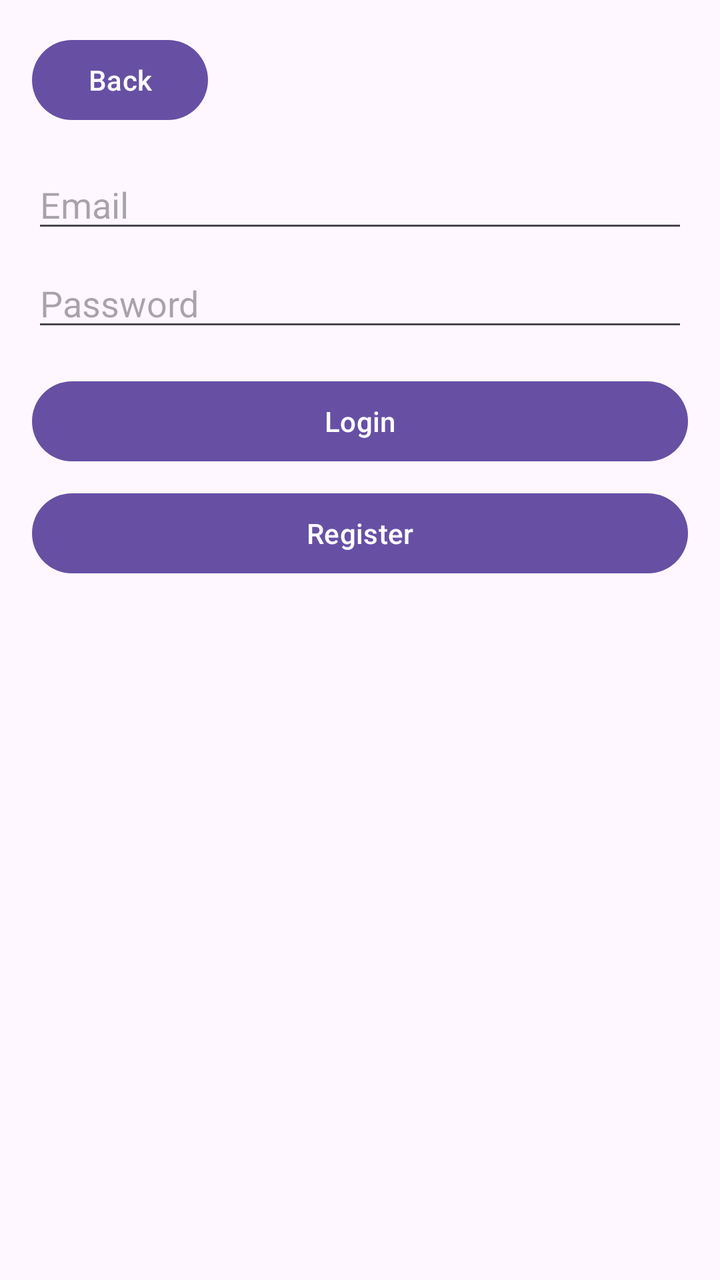
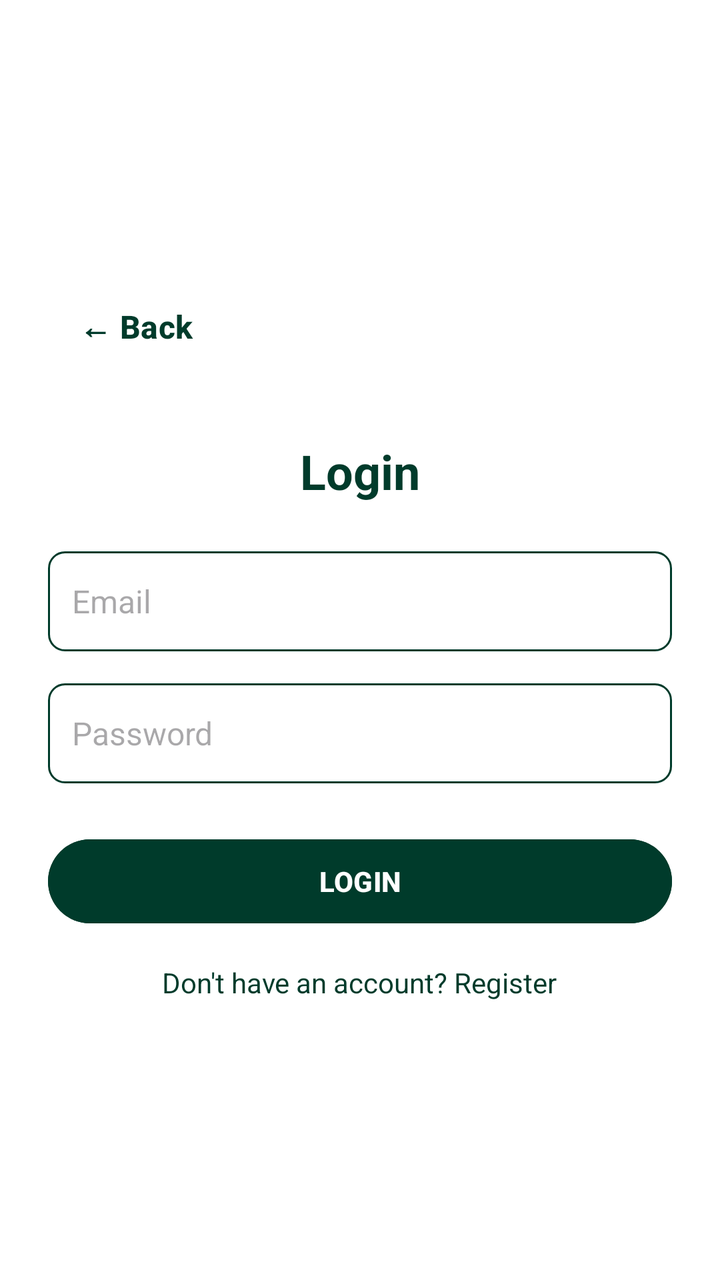

An Android layout rendered at two revisions. The XML below is the earlier revision; the diff shows what the commit changed to produce the second picture.
<!-- AndroidManifest.xml: application theme Theme.FurnitureStore -->
<!-- res/layout/activity_login.xml -->
<?xml version="1.0" encoding="utf-8"?>
<LinearLayout xmlns:android="http://schemas.android.com/apk/res/android"
    android:layout_width="match_parent"
    android:layout_height="match_parent"
    android:padding="16dp"
    android:orientation="vertical">

    
    <Button
        android:id="@+id/buttonGoBack"
        android:layout_width="wrap_content"
        android:layout_height="wrap_content"
        android:text="Back" />

    <EditText
        android:id="@+id/editTextEmail"
        android:layout_width="match_parent"
        android:layout_height="wrap_content"
        android:hint="Email"
        android:inputType="textEmailAddress"
        android:layout_marginTop="16dp" />

    <EditText
        android:id="@+id/editTextPassword"
        android:layout_width="match_parent"
        android:layout_height="wrap_content"
        android:hint="Password"
        android:inputType="textPassword"
        android:layout_marginTop="8dp" />

    <Button
        android:id="@+id/buttonLogin"
        android:layout_width="match_parent"
        android:layout_height="wrap_content"
        android:text="Login"
        android:layout_marginTop="16dp" />

    <Button
        android:id="@+id/buttonGoToRegister"
        android:layout_width="match_parent"
        android:layout_height="wrap_content"
        android:text="Register"
        android:layout_marginTop="8dp" />
</LinearLayout>
<!-- resources referenced by this layout -->
<resources>
  <style name="Theme.FurnitureStore" parent="Base.Theme.FurnitureStore" />
  <style name="Base.Theme.FurnitureStore" parent="Theme.Material3.DayNight.NoActionBar">
          
          
      </style>
</resources>

<!-- the commit's change to res/layout/activity_login.xml (unified diff, before → after) -->
@@ -1,44 +1,88 @@
 <?xml version="1.0" encoding="utf-8"?>
-<LinearLayout xmlns:android="http://schemas.android.com/apk/res/android"
+<ScrollView xmlns:android="http://schemas.android.com/apk/res/android"
     android:layout_width="match_parent"
     android:layout_height="match_parent"
-    android:padding="16dp"
-    android:orientation="vertical">
+    android:background="@color/white"
+    android:fillViewport="true">
+
+    <LinearLayout
+        android:layout_width="match_parent"
+        android:layout_height="match_parent"
+    android:orientation="vertical"
+    android:padding="24dp"
+    android:gravity="center">                   
 
     
     <Button
         android:id="@+id/buttonGoBack"
         android:layout_width="wrap_content"
         android:layout_height="wrap_content"
-        android:text="Back" />
+        android:text="← Back"
+        android:background="@android:color/transparent"
+        android:textColor="#003B2B"
+        android:textSize="16sp"
+        android:layout_gravity="start"
+        android:padding="8dp"
+        android:textStyle="bold" />
 
+    
+    <TextView
+        android:id="@+id/textViewHeader"
+        android:layout_width="wrap_content"
+        android:layout_height="wrap_content"
+        android:text="Login"
+        android:textSize="24sp"
+        android:textStyle="bold"
+        android:textColor="#003B2B"
+        android:layout_marginTop="32dp"
+        android:layout_marginBottom="24dp" />
+
+    
     <EditText
         android:id="@+id/editTextEmail"
         android:layout_width="match_parent"
-        android:layout_height="wrap_content"
+        android:layout_height="50dp"
+        android:background="@drawable/edit_text_background"
         android:hint="Email"
         android:inputType="textEmailAddress"
-        android:layout_marginTop="16dp" />
+        android:padding="12dp"
+        android:textSize="16sp" />
 
+    
     <EditText
         android:id="@+id/editTextPassword"
         android:layout_width="match_parent"
-        android:layout_height="wrap_content"
+        android:layout_height="50dp"
+        android:background="@drawable/edit_text_background"
         android:hint="Password"
         android:inputType="textPassword"
-        android:layout_marginTop="8dp" />
+        android:padding="12dp"
+        android:textSize="16sp"
+        android:layout_marginTop="16dp" />
 
+    
     <Button
         android:id="@+id/buttonLogin"
         android:layout_width="match_parent"
+        android:layout_height="50dp"
+        android:text="LOGIN"
+        android:textAllCaps="true"
+        android:textColor="@android:color/white"
+        android:backgroundTint="#003B2B"
+        android:textStyle="bold"
+        android:layout_marginTop="24dp" />
+
+    
+    <TextView
+        android:id="@+id/textViewRegister"
+        android:layout_width="wrap_content"
         android:layout_height="wrap_content"
-        android:text="Login"
-        android:layout_marginTop="16dp" />
+        android:text="Don't have an account? Register"
+        android:textColor="#003B2B"
+        android:textSize="14sp"
+        android:layout_marginTop="16dp"
+        android:clickable="true"
+        android:focusable="true" />
 
-    <Button
-        android:id="@+id/buttonGoToRegister"
-        android:layout_width="match_parent"
-        android:layout_height="wrap_content"
-        android:text="Register"
-        android:layout_marginTop="8dp" />
 </LinearLayout>
+    </ScrollView>
<!-- resource entries referenced after the edit -->
@@ -1,5 +1,25 @@
 <!-- resources referenced by this layout -->
 <resources>
+  <color name="white">#FFFFFFFF</color>
+  <!-- drawable edit_text_background (drawable) -->
+  <?xml version="1.0" encoding="utf-8"?>
+  <shape xmlns:android="http://schemas.android.com/apk/res/android"
+      android:shape="rectangle">
+  
+      <solid android:color="#FFFFFF" /> 
+  
+      <stroke
+          android:width="1dp"
+          android:color="#003B2B" /> 
+  
+      <corners android:radius="8dp" /> 
+  
+      <padding
+          android:left="8dp"
+          android:top="8dp"
+          android:right="8dp"
+          android:bottom="8dp" />
+  </shape>
   <style name="Theme.FurnitureStore" parent="Base.Theme.FurnitureStore" />
   <style name="Base.Theme.FurnitureStore" parent="Theme.Material3.DayNight.NoActionBar">
           
